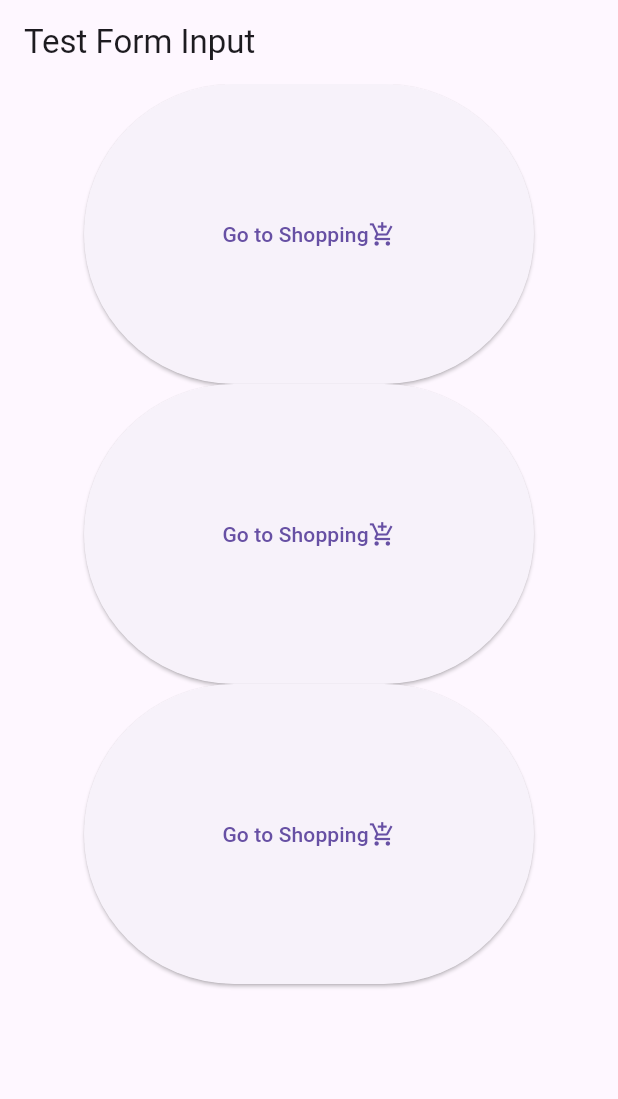
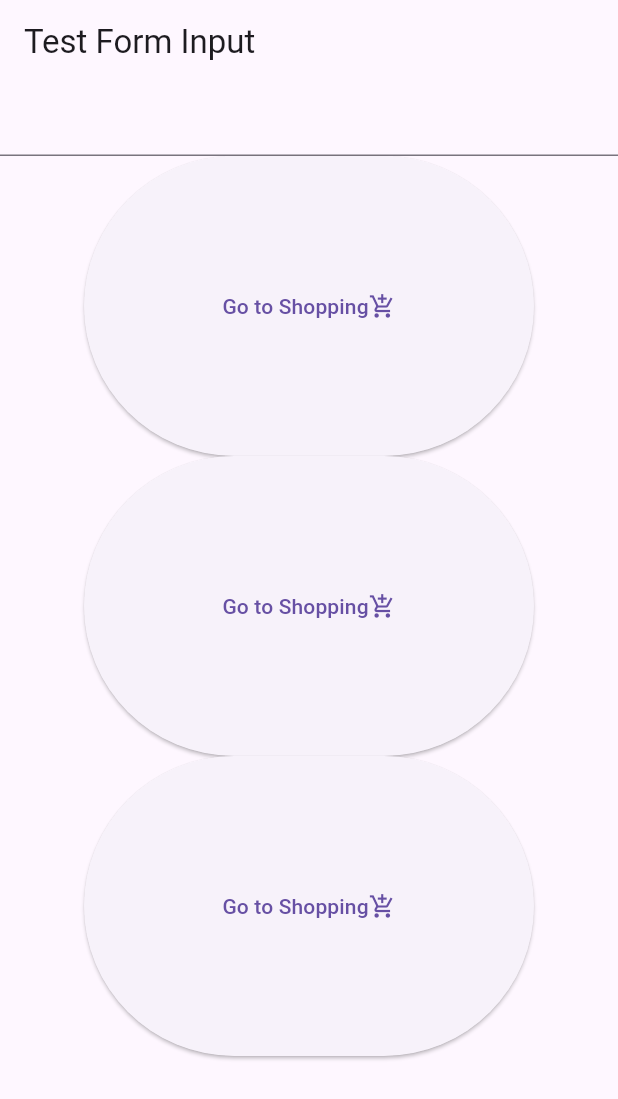
Before and after one commit to Papop-San/Flutter_Lesson, a Flutter app: the screen it shows after launch, on a phone screen of 412 x 824 dp. Shown: the top 1099 px of the screen. Run offline on Flutter 3.47's test engine with Material 3 defaults, Android fonts, the phone set to English and light mode, and no system bars.

Commit message:
flutter update

```diff
--- a/week3_1/lib/form.dart
+++ b/week3_1/lib/form.dart
@@ -13,6 +13,7 @@ class MyForm extends StatelessWidget {
       body: Container(
         child: Column(
           children: [
+            TextField(),
             MyBtn(context),
             MyBtn(context),
             MyBtn(context),
```
